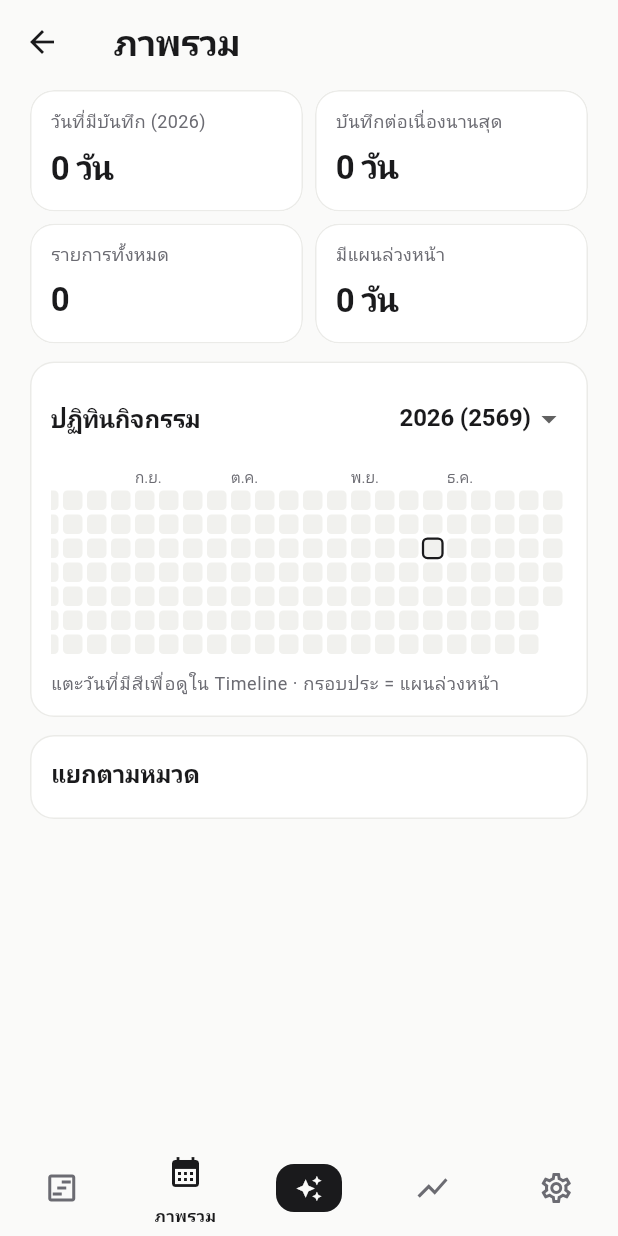
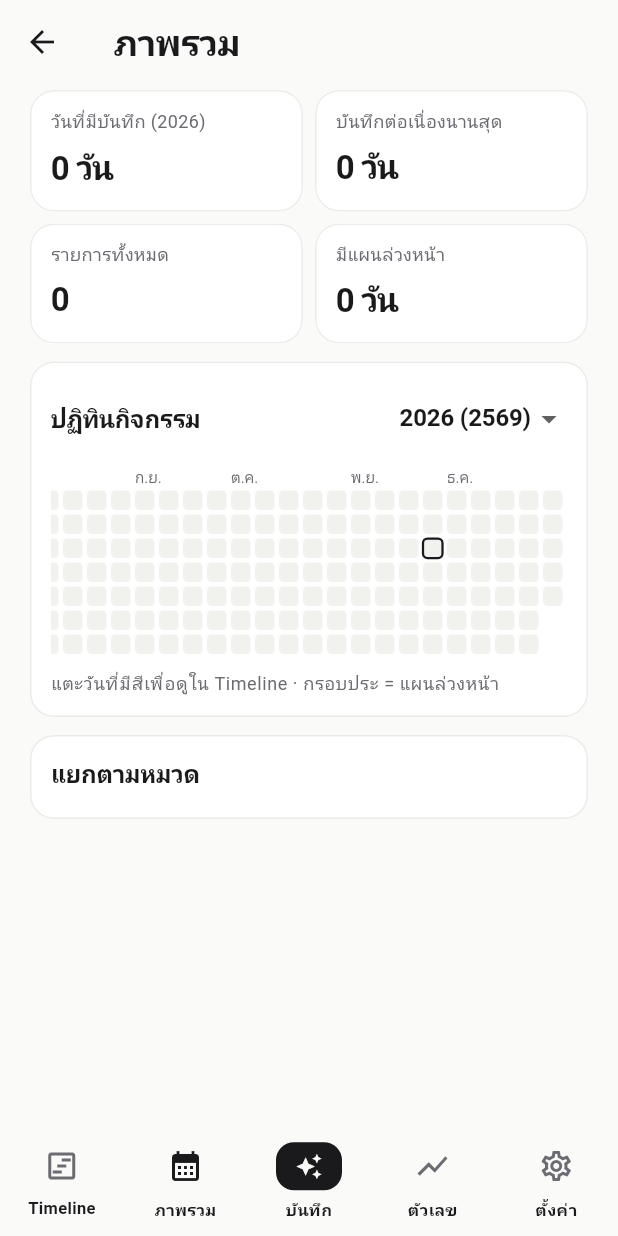
Before and after one commit to timpyorke/anything, a Flutter app: the AppShell screen opened directly with empty values, item 2 of the bottom bar chosen, on a phone screen of 412 x 824 dp. Run offline on Flutter 3.47's test engine with Material 3 defaults, Android fonts, the phone set to English and light mode, and no system bars; our stand-ins replace file_picker, flutter_secure_storage, supabase_flutter; missing offline and left inert: flutter_edge_ai, flutter_edge_ai_litertlm; accounts and stored records are empty; network calls fail.

Commit message:
fix: build with Flutter 3.50 and show nav labels
- bump Gradle wrapper to 9.3.1 and Android Gradle Plugin to 9.1.1
  (new Flutter minimums); refresh pubspec.lock
- bottom nav: always show labels, height 72
- set onPrimary (white in light mode) and use it on the selected capture icon
- analyzer: exclude build/android/ios

Co-Authored-By: Claude Sonnet 5.5 <noreply@anthropic.com>

```diff
--- a/app/analysis_options.yaml
+++ b/app/analysis_options.yaml
@@ -7,6 +7,11 @@
 
 # The following line activates a set of recommended lints for Flutter apps,
 # packages, and plugins designed to encourage good coding practices.
+analyzer:
+  exclude:
+    - build/**
+    - android/**
+    - ios/**
 include: package:flutter_lints/flutter.yaml
 
 linter:
--- a/app/lib/app/app_shell.dart
+++ b/app/lib/app/app_shell.dart
@@ -79,7 +79,7 @@ class _CaptureIcon extends StatelessWidget {
         color: selected ? scheme.primary : scheme.onSurface,
         borderRadius: BorderRadius.circular(12),
       ),
-      child: Icon(Icons.auto_awesome, size: 18, color: scheme.surface),
+      child: Icon(Icons.auto_awesome, size: 18, color: selected ? scheme.onPrimary : scheme.surface),
     );
   }
 }
--- a/app/lib/app/app_theme.dart
+++ b/app/lib/app/app_theme.dart
@@ -11,6 +11,7 @@ ThemeData buildAppTheme(Brightness b) {
   final line = dark ? const Color(0xff2a2a2d) : const Color(0xffebebe8);
   final scheme = base.copyWith(
     primary: dark ? const Color(0xff9eb1ff) : accent,
+    onPrimary: dark ? const Color(0xff0f0f10) : Colors.white,
     surface: bg,
     surfaceContainerLow: surface,
     surfaceContainerHighest: dark ? const Color(0xff232326) : const Color(0xfff1f1ee),
@@ -55,9 +56,9 @@ ThemeData buildAppTheme(Brightness b) {
       backgroundColor: bg,
       surfaceTintColor: Colors.transparent,
       elevation: 0,
-      height: 64,
+      height: 72,
       indicatorColor: Colors.transparent,
-      labelBehavior: NavigationDestinationLabelBehavior.onlyShowSelected,
+      labelBehavior: NavigationDestinationLabelBehavior.alwaysShow,
       iconTheme: WidgetStateProperty.resolveWith((s) => IconThemeData(
             size: 24,
             color: s.contains(WidgetState.selected) ? scheme.onSurface : scheme.onSurfaceVariant,
```
Also changed, not shown: app/pubspec.lock, 2 other files.
